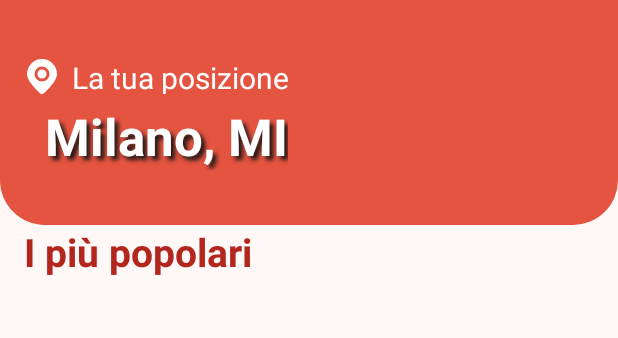
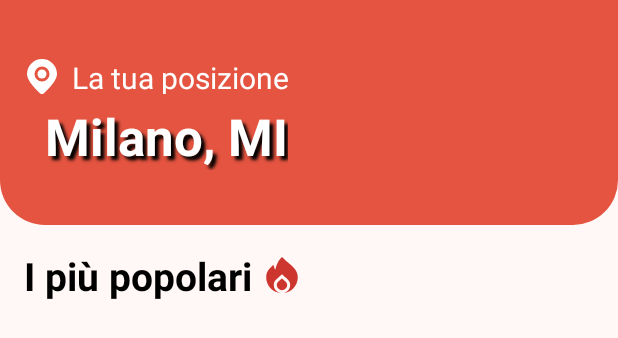
Before and after one commit to TrDavide/WeMeet, an Android app: the layout fragment_home.xml on its own in the app's theme, with its tools: preview values and no code run, on a phone screen of 412 x 824 dp. Shown: the top 338 px of the screen. Run offline under Robolectric (Android 15) with nearby library versions, the phone set to English and light mode, and no system bars; network calls fail.

Commit message:
update Home+Location

```diff
--- /dev/null
+++ b/app/src/main/res/drawable/fire.xml
@@ -0,0 +1,7 @@
+<vector xmlns:android="http://schemas.android.com/apk/res/android" android:height="16dp" android:viewportHeight="24" android:viewportWidth="24" android:width="16dp">
+
+    <path android:fillColor="#FF000000" android:pathData="M15.477,18.61c0,-1.283 -0.808,-2.029 -2.357,-3.344 -0.35,-0.3 -0.728,-0.618 -1.118,-0.972 -0.445,0.409 -0.868,0.769 -1.256,1.1C9.2,16.7 8.523,17.339 8.523,18.61a3.477,3.477 0,0 0,6.954 0Z"/>
+
+    <path android:fillColor="#FF000000" android:pathData="M16.408,4.035c-1.2,-1.019 -2.44,-2.072 -3.694,-3.325L12,0 11.3,0.711c-2.254,2.262 -3.32,5.736 -3.782,7.82a6.04,6.04 0,0 1,-0.779 -1.785L6.312,5.109 5.079,6.266c-2.159,2.028 -3.6,4.039 -3.6,7.259a10.422,10.422 0,0 0,7.8 10.18A11.153,11.153 0,0 0,11 24a5.491,5.491 0,0 1,-4.485 -5.39c0,-2.25 1.357,-3.4 2.928,-4.742 0.561,-0.477 1.2,-1.018 1.845,-1.667L12,11.493l0.708,0.708c0.576,0.576 1.152,1.064 1.709,1.538 1.576,1.337 3.064,2.6 3.064,4.871a5.489,5.489 0,0 1,-4.456 5.384A10.51,10.51 0,0 0,22.52 13.527C22.52,9.225 19.687,6.82 16.408,4.035Z"/>
+
+</vector>
--- a/app/src/main/res/layout/fragment_home.xml
+++ b/app/src/main/res/layout/fragment_home.xml
@@ -1,9 +1,9 @@
 <?xml version="1.0" encoding="utf-8"?>
 <RelativeLayout xmlns:android="http://schemas.android.com/apk/res/android"
     xmlns:tools="http://schemas.android.com/tools"
+    xmlns:app="http://schemas.android.com/apk/res-auto"
     android:layout_width="match_parent"
     android:layout_height="match_parent"
-    xmlns:app="http://schemas.android.com/apk/res-auto"
     tools:context=".ui.welcome.fragments.HomeFragment">
 
     <View
@@ -28,7 +28,7 @@
             android:layout_marginTop="5dp"
             android:src="@drawable/place_active"
             android:contentDescription="Icona Profilo"
-            app:tint="@color/white"/>
+            app:tint="@color/white" />
 
         <TextView
             android:layout_width="wrap_content"
@@ -37,7 +37,7 @@
             android:text="@string/laTuaPoszione"
             android:textSize="20sp"
             android:paddingStart="8dp"
-            android:textColor="@color/white"/>
+            android:textColor="@color/white" />
     </LinearLayout>
 
     <TextView
@@ -51,30 +51,44 @@
         android:textColor="@color/white"
         android:shadowDx="4"
         android:shadowDy="4"
-        android:shadowRadius="3"
+        android:shadowRadius="2"
         android:textStyle="bold"
-        android:shadowColor="@color/md_theme_onSurface_mediumContrast"
-        />
+        android:shadowColor="@color/black" />
 
-
-    <TextView
-        android:id="@+id/PopolatiText"
-        android:layout_below="@id/view"
+    <!-- Blocco con titolo e icona -->
+    <LinearLayout
+        android:id="@+id/popularTitleLayout"
         android:layout_width="wrap_content"
         android:layout_height="wrap_content"
-        android:text="I più popolari"
+        android:layout_below="@id/view"
+        android:layout_marginTop="@dimen/margin_default"
         android:layout_marginStart="@dimen/margin_default"
-        android:textStyle="bold"
-        android:textSize="26sp"
-        android:textColor="@color/red_primary"/>
+        android:orientation="horizontal"
+        android:gravity="center_vertical">
+
+        <TextView
+            android:id="@+id/PopolatiText"
+            android:layout_width="wrap_content"
+            android:layout_height="wrap_content"
+            android:text="I più popolari"
+            android:textStyle="bold"
+            android:textSize="26sp"
+            android:textColor="@color/black" />
+
+        <ImageView
+            android:layout_width="24dp"
+            android:layout_height="24dp"
+            android:layout_marginStart="8dp"
+            android:src="@drawable/fire"
+            app:tint="#cd362f" />
+    </LinearLayout>
 
     <androidx.recyclerview.widget.RecyclerView
         android:id="@+id/recyclerViewHome"
+        android:layout_marginTop="@dimen/margin_default"
         android:layout_width="match_parent"
         android:layout_height="match_parent"
-        android:layout_below="@id/PopolatiText"
+        android:layout_below="@id/popularTitleLayout"
         android:layout_marginBottom="110dp" />
 
-
-
 </RelativeLayout>
--- a/app/src/main/res/values-night/colors.xml
+++ b/app/src/main/res/values-night/colors.xml
@@ -1,5 +1,6 @@
 <resources>
     <color name="white">#FFFFFF</color>
+    <color name="black">#000000</color>
     <color name="white2">#F9FAEF</color>
     <color name="blue">#0000FF</color>
     <color name="normal_red">#FF0000</color>
--- a/app/src/main/res/values/colors.xml
+++ b/app/src/main/res/values/colors.xml
@@ -1,5 +1,6 @@
 <resources>
     <color name="white">#FFFFFF</color>
+    <color name="black">#000000</color>
     <color name="white2">#F9FAEF</color>
     <color name="blue">#0000FF</color>
     <color name="main_red">#E45440</color>
```
Also changed, not shown: app/src/main/res/layout/fragment_location.xml (+27 -7 lines).
